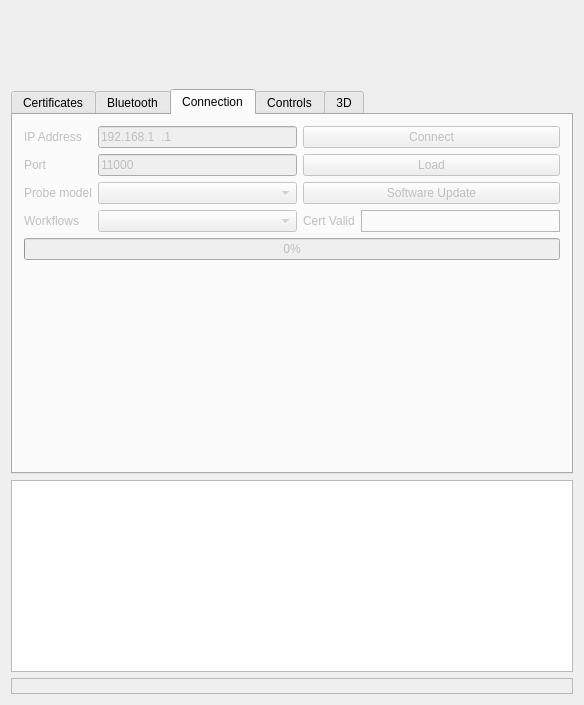
clariusdev/solum, file examples/solum_qt/solumqt.ui: the form before one commit.
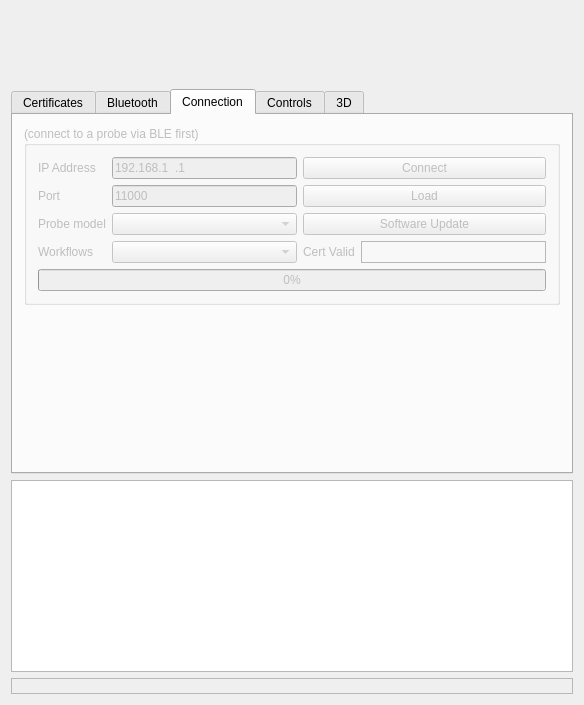
The form after the commit. The open tabs and pages were chosen to show the change. Custom widgets are drawn as their Qt base class.

What changed in the file:
```diff
--- a/examples/solum_qt/solumqt.ui
+++ b/examples/solum_qt/solumqt.ui
@@ -390,6 +390,15 @@
        <attribute name="title">
         <string>Connection</string>
        </attribute>
+       <layout class="QGridLayout">
+        <item row="0" column="0">
+         <widget class="QGroupBox" name="tcpbox">
+          <property name="enabled">
+           <bool>false</bool>
+          </property>
+          <property name="title">
+           <string>(connect to a probe via BLE first)</string>
+          </property>
        <layout class="QGridLayout" name="gridLayout_3">
         <item row="4" column="2" colspan="2">
          <widget class="QPushButton" name="update">
@@ -467,19 +476,6 @@
           </property>
          </widget>
         </item>
-        <item row="10" column="0" colspan="4">
-         <spacer name="verticalSpacer_2">
-          <property name="orientation">
-           <enum>Qt::Vertical</enum>
-          </property>
-          <property name="sizeHint" stdset="0">
-           <size>
-            <width>20</width>
-            <height>40</height>
-           </size>
-          </property>
-         </spacer>
-        </item>
         <item row="5" column="3">
          <widget class="QLabel" name="cert">
           <property name="frameShape">
@@ -533,6 +529,22 @@
            <string>Workflows</string>
           </property>
          </widget>
+           </item>
+          </layout>
+         </widget>
+        </item>
+        <item row="1" column="0">
+         <spacer name="verticalSpacer_2">
+          <property name="orientation">
+           <enum>Qt::Vertical</enum>
+          </property>
+          <property name="sizeHint" stdset="0">
+           <size>
+            <width>20</width>
+            <height>40</height>
+           </size>
+          </property>
+         </spacer>
         </item>
        </layout>
       </widget>
```
Lines whose indentation alone changed are shown as unchanged.
